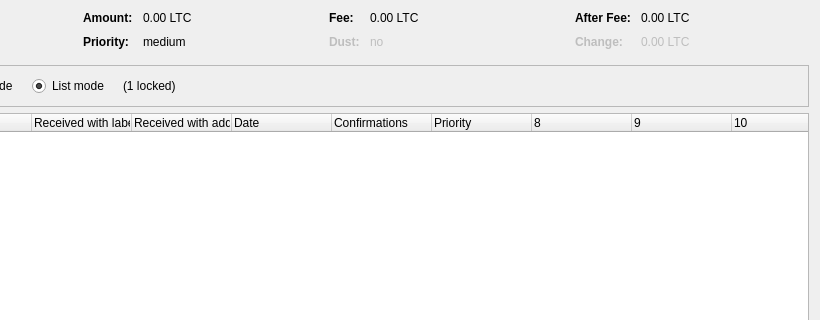
Before: the Qt Designer form src/qt/forms/coincontroldialog.ui in tuaris/octocoin, drawn with Qt 5; both pictures show x 180 to 1000 and y 0 to 320 of the 1000 by 500 pixel window.
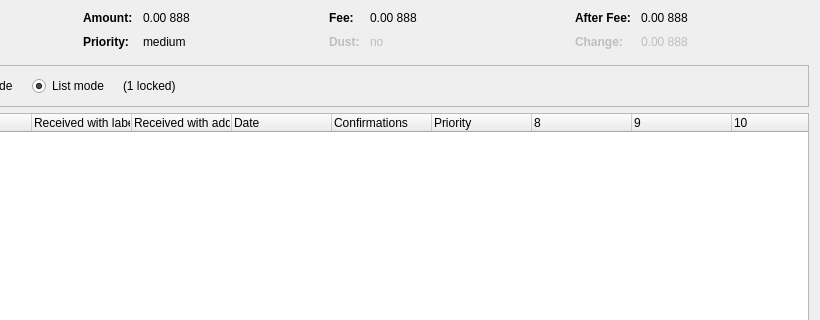
After: the same form once the commit is applied. Custom widgets are drawn as their Qt base class.

```diff
--- a/src/qt/forms/coincontroldialog.ui
+++ b/src/qt/forms/coincontroldialog.ui
@@ -132,7 +132,7 @@
           <enum>Qt::ActionsContextMenu</enum>
          </property>
          <property name="text">
-          <string notr="true">0.00 LTC</string>
+          <string notr="true">0.00 888</string>
          </property>
          <property name="textInteractionFlags">
           <set>Qt::LinksAccessibleByMouse|Qt::TextSelectableByKeyboard|Qt::TextSelectableByMouse</set>
@@ -206,7 +206,7 @@
           <enum>Qt::ActionsContextMenu</enum>
          </property>
          <property name="text">
-          <string notr="true">0.00 LTC</string>
+          <string notr="true">0.00 888</string>
          </property>
          <property name="textInteractionFlags">
           <set>Qt::LinksAccessibleByMouse|Qt::TextSelectableByKeyboard|Qt::TextSelectableByMouse</set>
@@ -286,7 +286,7 @@
           <enum>Qt::ActionsContextMenu</enum>
          </property>
          <property name="text">
-          <string notr="true">0.00 LTC</string>
+          <string notr="true">0.00 888</string>
          </property>
          <property name="textInteractionFlags">
           <set>Qt::LinksAccessibleByMouse|Qt::TextSelectableByKeyboard|Qt::TextSelectableByMouse</set>
@@ -321,7 +321,7 @@
           <enum>Qt::ActionsContextMenu</enum>
          </property>
          <property name="text">
-          <string notr="true">0.00 LTC</string>
+          <string notr="true">0.00 888</string>
          </property>
          <property name="textInteractionFlags">
           <set>Qt::LinksAccessibleByMouse|Qt::TextSelectableByKeyboard|Qt::TextSelectableByMouse</set>
```
